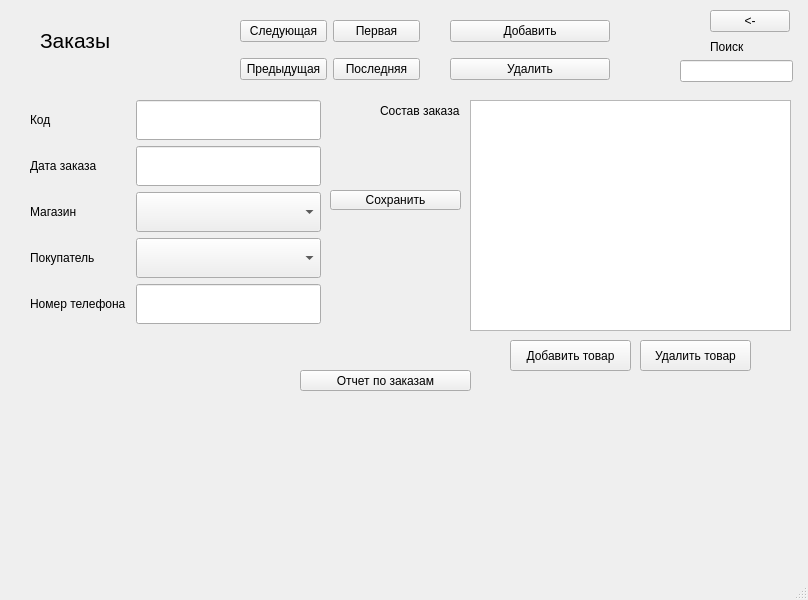
The window that windows/orders.ui (kubiknetrubik/pyqt_db_project_store) describes before a commit, drawn with Qt 5.
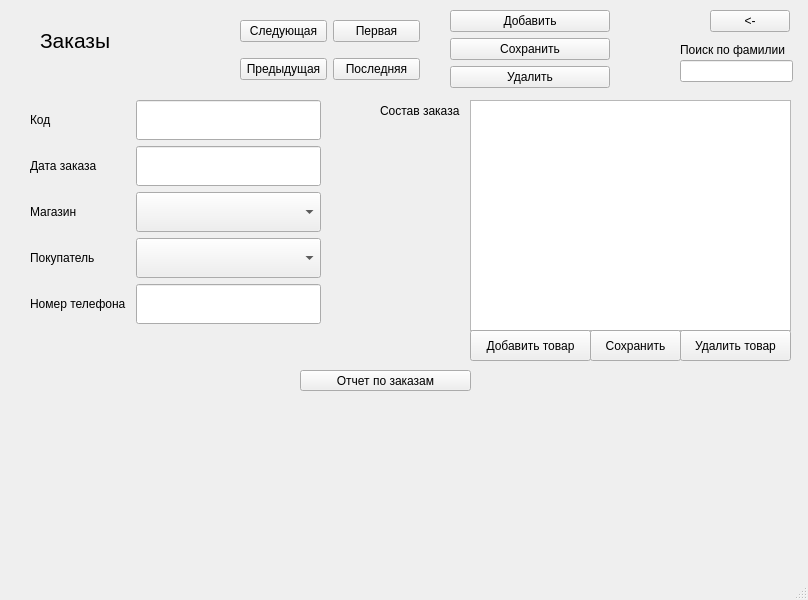
The same window after the commit.

Diff of the .ui file:
```diff
--- a/windows/orders.ui
+++ b/windows/orders.ui
@@ -77,20 +77,27 @@
      </rect>
     </property>
     <layout class="QGridLayout" name="gridLayout_2">
-     <item row="0" column="0">
-      <widget class="QPushButton" name="b_add">
-       <property name="text">
-        <string>Добавить</string>
-       </property>
-      </widget>
-     </item>
-     <item row="1" column="0">
+     <item row="2" column="0">
       <widget class="QPushButton" name="b_delete">
        <property name="text">
         <string>Удалить</string>
        </property>
       </widget>
      </item>
+     <item row="0" column="0">
+      <widget class="QPushButton" name="b_add">
+       <property name="text">
+        <string>Добавить</string>
+       </property>
+      </widget>
+     </item>
+     <item row="1" column="0">
+      <widget class="QPushButton" name="b_save">
+       <property name="text">
+        <string>Сохранить</string>
+       </property>
+      </widget>
+     </item>
     </layout>
    </widget>
    <widget class="QLabel" name="label">
@@ -263,34 +270,21 @@
    <widget class="QLabel" name="label_8">
     <property name="geometry">
      <rect>
-      <x>710</x>
+      <x>680</x>
       <y>40</y>
-      <width>57</width>
-      <height>14</height>
-     </rect>
-    </property>
-    <property name="text">
-     <string>Поиск</string>
-    </property>
-   </widget>
-   <widget class="QPushButton" name="b_save">
-    <property name="geometry">
-     <rect>
-      <x>330</x>
-      <y>190</y>
       <width>131</width>
       <height>20</height>
      </rect>
     </property>
     <property name="text">
-     <string>Сохранить</string>
+     <string>Поиск по фамилии</string>
     </property>
    </widget>
    <widget class="QPushButton" name="btn_add_detail">
     <property name="geometry">
      <rect>
-      <x>510</x>
-      <y>340</y>
+      <x>470</x>
+      <y>330</y>
       <width>121</width>
       <height>31</height>
      </rect>
@@ -302,8 +296,8 @@
    <widget class="QPushButton" name="btn_delete_detail">
     <property name="geometry">
      <rect>
-      <x>640</x>
-      <y>340</y>
+      <x>680</x>
+      <y>330</y>
       <width>111</width>
       <height>31</height>
      </rect>
@@ -312,6 +306,19 @@
      <string>Удалить товар</string>
     </property>
    </widget>
+   <widget class="QPushButton" name="b_save_2">
+    <property name="geometry">
+     <rect>
+      <x>590</x>
+      <y>330</y>
+      <width>91</width>
+      <height>31</height>
+     </rect>
+    </property>
+    <property name="text">
+     <string>Сохранить</string>
+    </property>
+   </widget>
   </widget>
   <widget class="QMenuBar" name="menubar">
    <property name="geometry">
```
